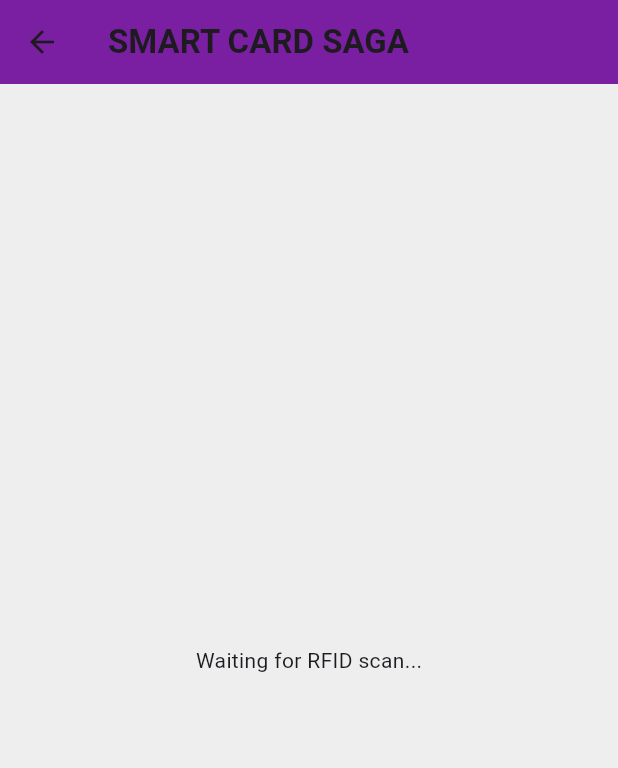
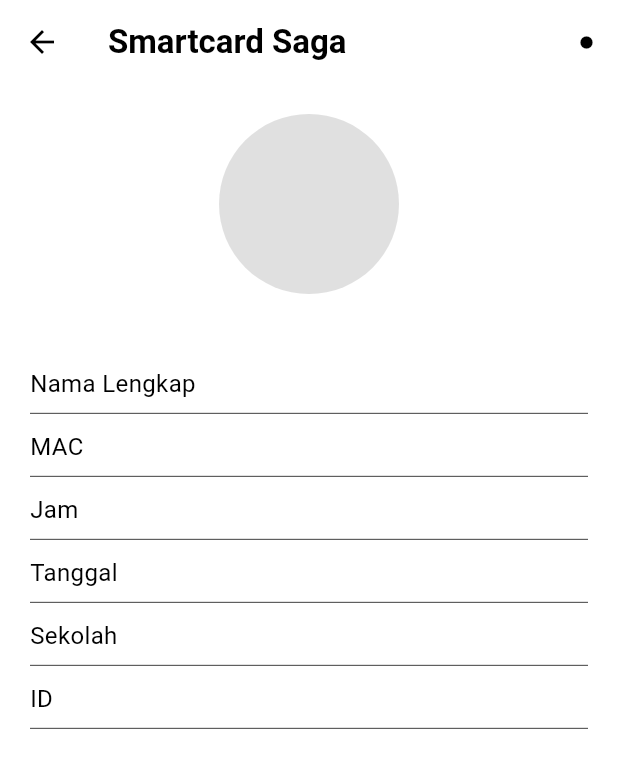
Before and after one commit to IIcomputerII/IWK_Control_center, a Flutter app: the SagaPageView screen opened by its route, on a phone screen of 412 x 824 dp. Shown: the top 768 px of the screen. Run offline on Flutter 3.47's test engine with Material 3 defaults, Android fonts, the phone set to English and light mode, and no system bars; our stand-ins replace flutter_secure_storage, stacked, stacked_services, stacked_shared; missing offline and left inert: dart_amqp, mobile_scanner; accounts and stored records are empty; project files that could hold a hidden picture were left out.

Commit message:
repair saga unique credential

```diff
--- a/lib/ui/views/iwkpage/sagapage_view.dart
+++ b/lib/ui/views/iwkpage/sagapage_view.dart
@@ -21,130 +21,133 @@ class SagaPageView extends StackedView<SagaPageViewModel> {
     SagaPageViewModel viewModel,
     Widget? child,
   ) {
+    // Determine the data to display: the latest log if available
+    final String? latestLogData =
+        viewModel.logs.isNotEmpty ? viewModel.logs.last : null;
+    final Map<String, String> cardData =
+        latestLogData != null ? _parseRFIDData(latestLogData) : {};
+
+    // Check if we have data to populate the fields
+    final bool hasData = cardData.isNotEmpty;
+
     return Scaffold(
-      backgroundColor: Colors.grey.shade200,
+      backgroundColor: Colors.white, // Changed background to white to match images
       appBar: AppBar(
         title: const Text(
-          'SMART CARD SAGA',
+          'Smartcard Saga',
           style: TextStyle(fontWeight: FontWeight.bold),
         ),
-        backgroundColor: Colors.purple.shade700,
+        centerTitle: false,
+        backgroundColor: Colors.white,
+        foregroundColor: Colors.black,
+        elevation: 0,
+        actions: [
+          // The black dot from the image
+          const Padding(
+            padding: EdgeInsets.only(right: 16.0),
+            child: Icon(Icons.circle, size: 10.0),
+          )
+        ],
       ),
-      body: viewModel.logs.isEmpty
-          ? const Center(child: Text('Waiting for RFID scan...'))
-          : ListView.builder(
-              padding: const EdgeInsets.all(16),
-              itemCount: viewModel.logs.length,
-              itemBuilder: (context, index) {
-                return _buildRFIDCard(viewModel.logs[index]);
-              },
+      body: SingleChildScrollView(
+        padding: const EdgeInsets.symmetric(horizontal: 20.0),
+        child: _buildProfileCard(context, cardData, hasData),
       ),
     );
   }
 
-  Widget _buildRFIDCard(String logData) {
-    final cardData = _parseRFIDData(logData);
+  // Widget to build the profile-style card
+  Widget _buildProfileCard(BuildContext context, Map<String, String> cardData, bool hasData) {
+    return Column(
+      children: [
+        // Circular Image Placeholder
+        Container(
+          width: 120,
+          height: 120,
+          decoration: BoxDecoration(
+            shape: BoxShape.circle,
+            color: Colors.grey.shade300,
+          ),
+          margin: const EdgeInsets.only(top: 20, bottom: 40),
+        ),
 
-    return Card(
-      margin: const EdgeInsets.only(bottom: 16),
-      elevation: 3,
-      shape: RoundedRectangleBorder(borderRadius: BorderRadius.circular(8)),
-      child: Padding(
-        padding: const EdgeInsets.all(20),
-        child: Column(
-          crossAxisAlignment: CrossAxisAlignment.start,
-          children: [
-            // RFID Logo
-            Center(
-              child: Row(
-                mainAxisSize: MainAxisSize.min,
-                children: [
-                  Icon(
-                    Icons.credit_card,
-                    size: 50,
-                    color: Colors.orange.shade700,
+        // Information Fields
+        _buildProfileInfoField(
+          'Nama Lengkap',
+          cardData['nama'] ?? 'Waiting...', // Default value when no data
+          hasData,
         ),
-                  const SizedBox(width: 10),
-                  const Text(
-                    'RFID',
-                    style: TextStyle(
-                      fontSize: 32,
-                      fontWeight: FontWeight.bold,
-                      color: Colors.orange,
+        _buildProfileInfoField(
+          'MAC',
+          cardData['mac'] ?? 'Waiting...',
+          hasData,
         ),
+        _buildProfileInfoField(
+          'Jam',
+          cardData['jam'] ?? 'Waiting...',
+          hasData,
+        ),
+        _buildProfileInfoField(
+          'Tanggal',
+          cardData['tanggal'] ?? 'Waiting...',
+          hasData,
+        ),
+        _buildProfileInfoField(
+          'Sekolah',
+          cardData['sekolah'] ?? 'Waiting...',
+          hasData,
+        ),
+        _buildProfileInfoField(
+          'ID',
+          cardData['id'] ?? 'Waiting...',
+          hasData,
         ),
       ],
-              ),
-            ),
-            const SizedBox(height: 24),
-            _buildInfoRow(
-              'Nama Lengkap',
-              cardData['nama'] ?? 'SMART CARD SAGA',
-            ),
-            const Divider(),
-            _buildInfoRow('Mac', cardData['mac'] ?? '-'),
-            const Divider(),
-            _buildInfoRow('Jam', cardData['jam'] ?? '-'),
-            const Divider(),
-            _buildInfoRow('Tanggal', cardData['tanggal'] ?? '-'),
-            const Divider(),
-            _buildInfoRow('Sekolah', cardData['sekolah'] ?? 'PPTIK ITB'),
-            const Divider(),
-            _buildInfoRow('Id', cardData['id'] ?? '-'),
-            const SizedBox(height: 20),
-            // Refresh Button
-            Center(
-              child: ElevatedButton.icon(
-                onPressed: () {
-                  // Refresh action
-                },
-                icon: const Icon(Icons.refresh),
-                label: const Text('Refresh'),
-                style: ElevatedButton.styleFrom(
-                  backgroundColor: Colors.orange,
-                  padding: const EdgeInsets.symmetric(
-                    horizontal: 32,
-                    vertical: 12,
-                  ),
-                ),
-              ),
-            ),
-          ],
-        ),
-      ),
     );
   }
 
-  Widget _buildInfoRow(String label, String value) {
+  // Helper widget to build the profile information field with the label/data stack
+  Widget _buildProfileInfoField(String label, String value, bool hasData) {
     return Padding(
-      padding: const EdgeInsets.symmetric(vertical: 8),
+      padding: const EdgeInsets.only(top: 8.0, bottom: 2.0),
       child: Column(
         crossAxisAlignment: CrossAxisAlignment.start,
         children: [
           Text(
             label,
-            style: TextStyle(
-              color: Colors.orange.shade700,
-              fontSize: 14,
-              fontWeight: FontWeight.bold,
+            style: const TextStyle(
+              color: Colors.black,
+              fontSize: 16, // Font size matching label in image
             ),
           ),
+          // Show the data field only if data is available (Image 2 state)
+          if (hasData) ...[
             const SizedBox(height: 4),
             Text(
               value,
-            style: const TextStyle(fontSize: 16, color: Colors.black87),
+              style: TextStyle(
+                fontSize: 16,
+                color: Colors.black,
+                fontWeight: FontWeight.normal,
+              ),
+            ),
+          ],
+
+          const SizedBox(height: 8),
+          const Divider(
+            color: Colors.black, // Darker divider to match the image
+            thickness: 0.5,
+            height: 1,
           ),
         ],
       ),
     );
   }
 
+  // The original log parsing function is kept as is.
   Map<String, String> _parseRFIDData(String logData) {
-    // Parse RFID data from log
-    // Expected JSON format or key-value pairs
     final result = <String, String>{};
 
-    // Try to extract data using regex
     final macMatch = RegExp(
       r'mac["\s:]+([a-f0-9:]+)',
       caseSensitive: false,
@@ -161,14 +164,19 @@ class SagaPageView extends StackedView<SagaPageViewModel> {
       result['id'] = idMatch.group(1) ?? '';
     }
 
-    // Extract timestamp from log prefix [HH:MM:SS]
     if (logData.contains('[') && logData.contains(']')) {
+      // Basic extraction of time and date
       result['jam'] = logData.substring(
         logData.indexOf('[') + 1,
         logData.indexOf(']'),
       );
       result['tanggal'] = DateTime.now().toString().split(' ')[0];
     }
+
+    // Placeholder data for demonstration
+    result.putIfAbsent('nama', () => 'Dummy Full Name');
+    result.putIfAbsent('sekolah', () => 'PPTIK ITB');
+
 
     return result;
   }
--- a/lib/viewmodels/chooseiwk_view_modal.dart
+++ b/lib/viewmodels/chooseiwk_view_modal.dart
@@ -24,7 +24,7 @@ class ChooseIwkViewModel extends BaseViewModel {
       image: 'assets/saga/RFIDkit.png',
       primaryColor: Colors.green,
       backgroundColor: Colors.green,
-      requiresGuid: false,
+      requiresGuid: true,
       route: Routes.sagaPageView,
     ),
     IWKConfig(
--- a/lib/viewmodels/uniquecredential_view_modal.dart
+++ b/lib/viewmodels/uniquecredential_view_modal.dart
@@ -62,7 +62,7 @@ class UniqueCredentialViewModel extends BaseViewModel {
         _navigationService.navigateToWaterPageView(guid: guid, topic: topic);
         break;
       case 'Smart Saga':
-        _navigationService.navigateToSagaPageView(guid: guid, topic: topic);
+        _navigationService.navigateToSagaPageView(topic: topic);
         break;
       case 'Environmental Sensor':
         _navigationService.navigateToEnvPageView(guid: guid, topic: topic);
```
Also changed, not shown: lib/ui/views/uniquecredential_view.dart (+27 -1 lines), lib/viewmodels/dashboard_view_modal.dart (+2 -10 lines). Lines whose indentation alone changed are shown as unchanged.
